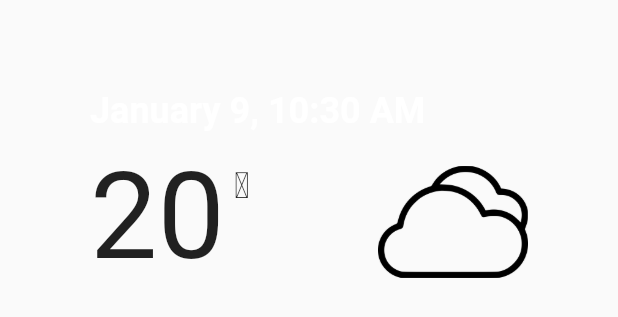
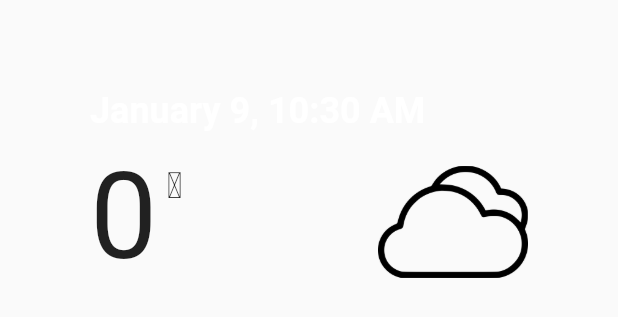
Before and after one commit to ashenmalaka/Flutter_Weather_APP, a Flutter app: the Weather widget shown alone on an empty page, opened directly with empty values, on a phone screen of 412 x 824 dp. Shown: the top 317 px of the screen. Run offline on Flutter 3.47's test engine with Material 2 defaults, Android fonts, the phone set to English and light mode, and no system bars.

Commit message:
Removed hard coded weather temperature and added data from network

```diff
--- a/weather_app/lib/ui/Weather.dart
+++ b/weather_app/lib/ui/Weather.dart
@@ -28,7 +28,8 @@ class Weather extends StatelessWidget{
       child: Row(
         crossAxisAlignment: CrossAxisAlignment.start,
         children: <Widget>[
-          Text('20',
+          Text(
+            weatherData.temp.toStringAsFixed(0),
             style: TextStyle(
               fontSize: 80.0,
             ),
```
